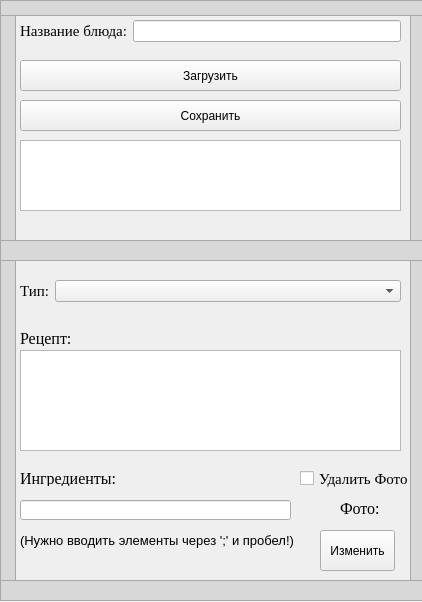
This is ReformForm.ui in Glebosh/Yandex_Project1 as Qt 5 draws it before an edit. The edited form follows.
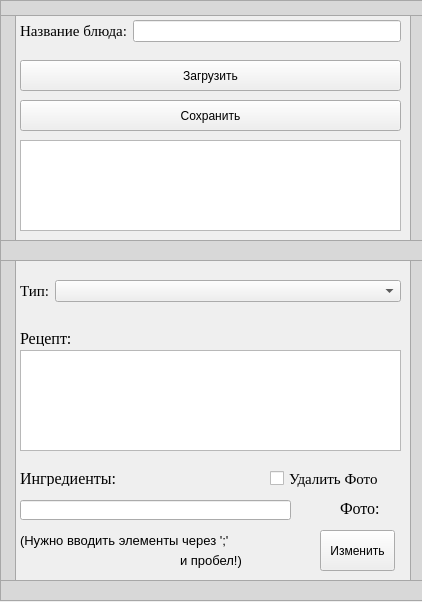
This is the edited form.

Patch:
```diff
--- a/ReformForm.ui
+++ b/ReformForm.ui
@@ -73,7 +73,7 @@
      <x>20</x>
      <y>140</y>
      <width>381</width>
-     <height>71</height>
+     <height>91</height>
     </rect>
    </property>
   </widget>
@@ -155,7 +155,7 @@
     <rect>
      <x>20</x>
      <y>470</y>
-     <width>101</width>
+     <width>121</width>
      <height>16</height>
     </rect>
    </property>
@@ -184,7 +184,7 @@
     </font>
    </property>
    <property name="text">
-    <string>(Нужно вводить элементы через ';' и пробел!)</string>
+    <string>(Нужно вводить элементы через ';'</string>
    </property>
   </widget>
   <widget class="QFrame" name="frame">
@@ -325,7 +325,7 @@
     <rect>
      <x>340</x>
      <y>500</y>
-     <width>41</width>
+     <width>51</width>
      <height>16</height>
     </rect>
    </property>
@@ -355,9 +355,9 @@
   <widget class="QCheckBox" name="checkBox">
    <property name="geometry">
     <rect>
-     <x>300</x>
+     <x>270</x>
      <y>470</y>
-     <width>111</width>
+     <width>131</width>
      <height>17</height>
     </rect>
    </property>
@@ -371,6 +371,24 @@
     <string>Удалить Фото</string>
    </property>
   </widget>
+  <widget class="QLabel" name="label_6">
+   <property name="geometry">
+    <rect>
+     <x>180</x>
+     <y>550</y>
+     <width>111</width>
+     <height>20</height>
+    </rect>
+   </property>
+   <property name="font">
+    <font>
+     <pointsize>10</pointsize>
+    </font>
+   </property>
+   <property name="text">
+    <string>и пробел!)</string>
+   </property>
+  </widget>
  </widget>
  <resources/>
  <connections/>
```
